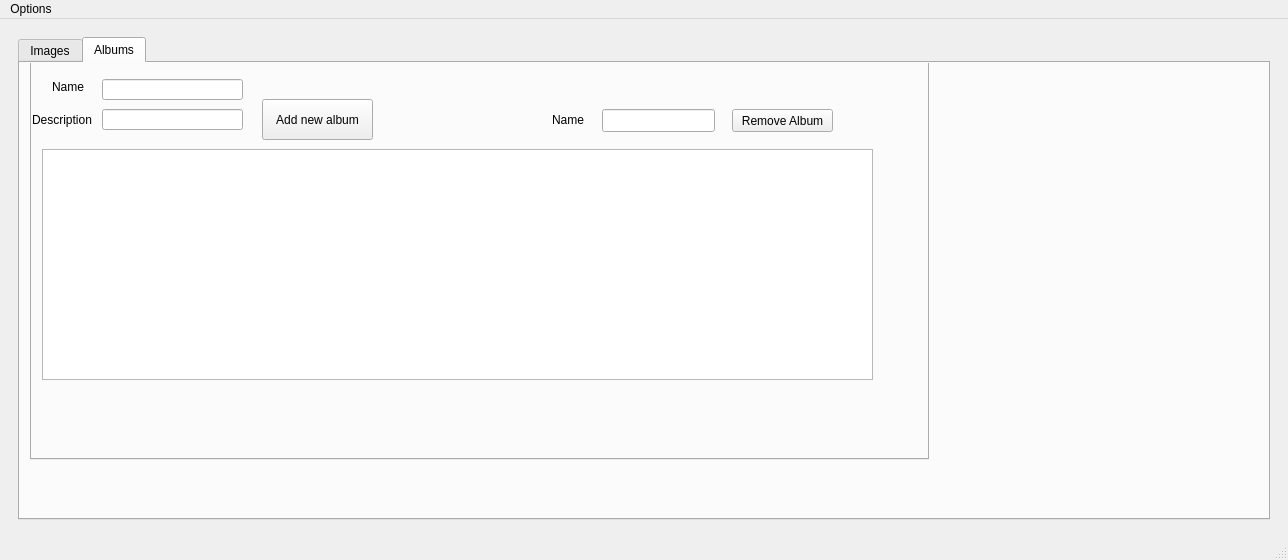
This is galeria_zdjec/Project/App/mainwindow.ui in starzykbartlomiej/photo_gallery as Qt 5 draws it before an edit. The edited form follows.
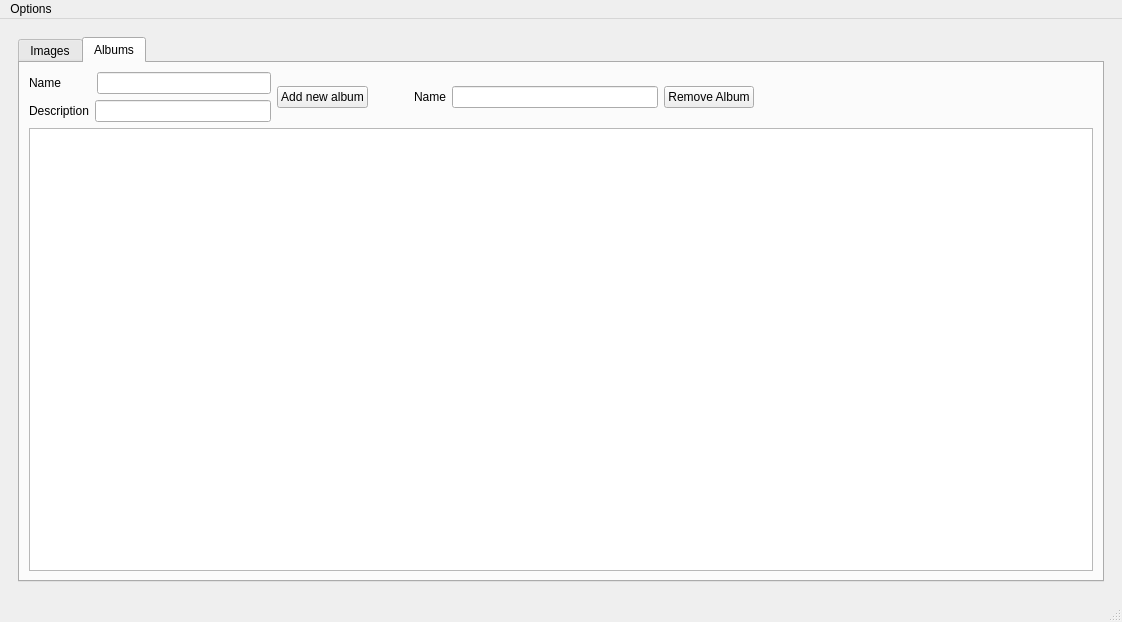
This is the edited form. The open tabs and pages were chosen to show the change.

The edit to the form file:
```diff
--- a/galeria_zdjec/Project/App/mainwindow.ui
+++ b/galeria_zdjec/Project/App/mainwindow.ui
@@ -6,8 +6,8 @@
    <rect>
     <x>0</x>
     <y>0</y>
-    <width>1288</width>
-    <height>560</height>
+    <width>1122</width>
+    <height>622</height>
    </rect>
   </property>
   <property name="windowTitle">
@@ -41,10 +41,10 @@
             <item>
              <widget class="QStackedWidget" name="stackedWidget">
               <property name="currentIndex">
-               <number>1</number>
+               <number>0</number>
               </property>
               <widget class="QWidget" name="page_1">
-               <layout class="QVBoxLayout" name="verticalLayout_2">
+               <layout class="QVBoxLayout" name="verticalLayout_2" stretch="10">
                 <item>
                  <widget class="QLabel" name="label_picture">
                   <property name="text">
@@ -55,20 +55,27 @@
                </layout>
               </widget>
               <widget class="QWidget" name="page_2">
-               <layout class="QVBoxLayout" name="verticalLayout_3">
+               <layout class="QVBoxLayout" name="verticalLayout_8">
                 <item>
-                 <widget class="QListWidget" name="listImages">
-                  <property name="movement">
-                   <enum>QListView::Static</enum>
-                  </property>
-                 </widget>
+                 <layout class="QVBoxLayout" name="verticalLayout_3">
+                  <item>
+                   <layout class="QHBoxLayout" name="horizontalLayout_9"/>
+                  </item>
+                  <item>
+                   <widget class="QListWidget" name="listImages">
+                    <property name="movement">
+                     <enum>QListView::Static</enum>
+                    </property>
+                   </widget>
+                  </item>
+                 </layout>
                 </item>
                </layout>
               </widget>
              </widget>
             </item>
             <item>
-             <layout class="QHBoxLayout" name="horizontalLayout" stretch="0,0,0,0,0,0,0,0,0,0">
+             <layout class="QHBoxLayout" name="horizontalLayout" stretch="0,0,0,0,0,0,0,0,0">
               <item>
                <spacer name="horizontalSpacer_2">
                 <property name="orientation">
@@ -83,9 +90,15 @@
                </spacer>
               </item>
               <item>
-               <widget class="QPushButton" name="pushButton_3">
+               <widget class="QPushButton" name="pbExit">
+                <property name="sizePolicy">
+                 <sizepolicy hsizetype="Minimum" vsizetype="Preferred">
+                  <horstretch>0</horstretch>
+                  <verstretch>0</verstretch>
+                 </sizepolicy>
+                </property>
                 <property name="text">
-                 <string>Show All</string>
+                 <string>X</string>
                 </property>
                </widget>
               </item>
@@ -96,19 +109,6 @@
                 </property>
                </widget>
               </item>
-              <item>
-               <widget class="QPushButton" name="pbRotate">
-                <property name="sizePolicy">
-                 <sizepolicy hsizetype="Minimum" vsizetype="Preferred">
-                  <horstretch>0</horstretch>
-                  <verstretch>0</verstretch>
-                 </sizepolicy>
-                </property>
-                <property name="text">
-                 <string>Rotate</string>
-                </property>
-               </widget>
-              </item>
               <item>
                <widget class="QPushButton" name="pbBack">
                 <property name="sizePolicy">
@@ -148,19 +148,6 @@
                 </property>
                </widget>
               </item>
-              <item>
-               <widget class="QPushButton" name="pbExit">
-                <property name="sizePolicy">
-                 <sizepolicy hsizetype="Minimum" vsizetype="Preferred">
-                  <horstretch>0</horstretch>
-                  <verstretch>0</verstretch>
-                 </sizepolicy>
-                </property>
-                <property name="text">
-                 <string>X</string>
-                </property>
-               </widget>
-              </item>
               <item>
                <widget class="QPushButton" name="pbEdit">
                 <property name="text">
@@ -168,6 +155,13 @@
                 </property>
                </widget>
               </item>
+              <item>
+               <widget class="QPushButton" name="pushButton_3">
+                <property name="text">
+                 <string>Show All</string>
+                </property>
+               </widget>
+              </item>
               <item>
                <spacer name="horizontalSpacer">
                 <property name="orientation">
@@ -189,178 +183,108 @@
            <attribute name="title">
             <string>Albums</string>
            </attribute>
-           <widget class="QPushButton" name="pushButton">
-            <property name="geometry">
-             <rect>
-              <x>20</x>
-              <y>20</y>
-              <width>111</width>
-              <height>41</height>
-             </rect>
-            </property>
-            <property name="text">
-             <string>Add new album</string>
-            </property>
-           </widget>
-           <widget class="QTabWidget" name="tabWidget_2">
-            <property name="geometry">
-             <rect>
-              <x>10</x>
-              <y>-30</y>
-              <width>899</width>
-              <height>427</height>
-             </rect>
-            </property>
-            <property name="currentIndex">
-             <number>1</number>
-            </property>
-            <widget class="QWidget" name="tab_images_2">
-             <attribute name="title">
-              <string>Images</string>
-             </attribute>
-             <layout class="QVBoxLayout" name="verticalLayout_7">
+           <layout class="QVBoxLayout" name="verticalLayout_7">
+            <item>
+             <layout class="QHBoxLayout" name="horizontalLayout_8" stretch="1,0,1,1">
               <item>
-               <widget class="QStackedWidget" name="stackedWidget_3">
-                <property name="currentIndex">
-                 <number>0</number>
-                </property>
-                <widget class="QWidget" name="page_3">
-                 <layout class="QVBoxLayout" name="verticalLayout_8">
+               <layout class="QHBoxLayout" name="horizontalLayout_6">
+                <item>
+                 <layout class="QVBoxLayout" name="verticalLayout_10">
                   <item>
-                   <widget class="QLabel" name="label_picture_2">
-                    <property name="text">
-                     <string/>
-                    </property>
-                   </widget>
+                   <layout class="QHBoxLayout" name="horizontalLayout_3">
+                    <item>
+                     <widget class="QLabel" name="label">
+                      <property name="text">
+                       <string>Name         </string>
+                      </property>
+                     </widget>
+                    </item>
+                    <item>
+                     <widget class="QLineEdit" name="albumName"/>
+                    </item>
+                   </layout>
                   </item>
-                 </layout>
-                </widget>
-                <widget class="QWidget" name="page_4">
-                 <layout class="QVBoxLayout" name="verticalLayout_9">
                   <item>
-                   <widget class="QListWidget" name="listImages_2">
-                    <property name="movement">
-                     <enum>QListView::Static</enum>
-                    </property>
-                   </widget>
+                   <layout class="QHBoxLayout" name="horizontalLayout_4">
+                    <item>
+                     <widget class="QLabel" name="label_2">
+                      <property name="text">
+                       <string>Description</string>
+                      </property>
+                     </widget>
+                    </item>
+                    <item>
+                     <widget class="QLineEdit" name="DescriptionLine"/>
+                    </item>
+                   </layout>
                   </item>
                  </layout>
-                </widget>
-               </widget>
+                </item>
+                <item>
+                 <widget class="QPushButton" name="pushButton_2">
+                  <property name="text">
+                   <string>Add new album</string>
+                  </property>
+                 </widget>
+                </item>
+               </layout>
+              </item>
+              <item>
+               <spacer name="horizontalSpacer_5">
+                <property name="orientation">
+                 <enum>Qt::Horizontal</enum>
+                </property>
+                <property name="sizeHint" stdset="0">
+                 <size>
+                  <width>40</width>
+                  <height>20</height>
+                 </size>
+                </property>
+               </spacer>
+              </item>
+              <item>
+               <layout class="QHBoxLayout" name="horizontalLayout_5">
+                <item>
+                 <widget class="QLabel" name="label_3">
+                  <property name="text">
+                   <string>Name</string>
+                  </property>
+                 </widget>
+                </item>
+                <item>
+                 <widget class="QLineEdit" name="removeAlbum"/>
+                </item>
+                <item>
+                 <widget class="QPushButton" name="pushButton_4">
+                  <property name="text">
+                   <string>Remove Album</string>
+                  </property>
+                 </widget>
+                </item>
+               </layout>
+              </item>
+              <item>
+               <spacer name="horizontalSpacer_4">
+                <property name="orientation">
+                 <enum>Qt::Horizontal</enum>
+                </property>
+                <property name="sizeHint" stdset="0">
+                 <size>
+                  <width>40</width>
+                  <height>20</height>
+                 </size>
+                </property>
+               </spacer>
               </item>
              </layout>
-            </widget>
-            <widget class="QWidget" name="tab_albums_2">
-             <attribute name="title">
-              <string>Albums</string>
-             </attribute>
-             <widget class="QPushButton" name="pushButton_2">
-              <property name="geometry">
-               <rect>
-                <x>230</x>
-                <y>40</y>
-                <width>111</width>
-                <height>41</height>
-               </rect>
-              </property>
-              <property name="text">
-               <string>Add new album</string>
-              </property>
-             </widget>
-             <widget class="QLabel" name="label">
-              <property name="geometry">
-               <rect>
-                <x>20</x>
-                <y>20</y>
-                <width>59</width>
-                <height>15</height>
-               </rect>
-              </property>
-              <property name="text">
-               <string>Name</string>
-              </property>
-             </widget>
-             <widget class="QLineEdit" name="albumName">
-              <property name="geometry">
-               <rect>
-                <x>70</x>
-                <y>20</y>
-                <width>141</width>
-                <height>21</height>
-               </rect>
-              </property>
-             </widget>
-             <widget class="QListWidget" name="AlbumListWidget">
-              <property name="geometry">
-               <rect>
-                <x>10</x>
-                <y>90</y>
-                <width>831</width>
-                <height>231</height>
-               </rect>
-              </property>
-             </widget>
-             <widget class="QLabel" name="label_2">
-              <property name="geometry">
-               <rect>
-                <x>0</x>
-                <y>51</y>
-                <width>71</width>
-                <height>20</height>
-               </rect>
-              </property>
-              <property name="text">
-               <string>Description</string>
-              </property>
-             </widget>
-             <widget class="QLineEdit" name="DescriptionLine">
-              <property name="geometry">
-               <rect>
-                <x>70</x>
-                <y>50</y>
-                <width>141</width>
-                <height>21</height>
-               </rect>
-              </property>
-             </widget>
-             <widget class="QPushButton" name="pushButton_4">
-              <property name="geometry">
-               <rect>
-                <x>700</x>
-                <y>50</y>
-                <width>101</width>
-                <height>23</height>
-               </rect>
-              </property>
-              <property name="text">
-               <string>Remove Album</string>
-              </property>
-             </widget>
-             <widget class="QLineEdit" name="removeAlbum">
-              <property name="geometry">
-               <rect>
-                <x>570</x>
-                <y>50</y>
-                <width>113</width>
-                <height>23</height>
-               </rect>
-              </property>
-             </widget>
-             <widget class="QLabel" name="label_3">
-              <property name="geometry">
-               <rect>
-                <x>520</x>
-                <y>40</y>
-                <width>61</width>
-                <height>41</height>
-               </rect>
-              </property>
-              <property name="text">
-               <string>Name</string>
-              </property>
-             </widget>
-            </widget>
-           </widget>
+            </item>
+            <item>
+             <widget class="QListWidget" name="AlbumListWidget"/>
+            </item>
+            <item>
+             <layout class="QHBoxLayout" name="horizontalLayout_7"/>
+            </item>
+           </layout>
           </widget>
          </widget>
         </item>
@@ -410,7 +334,7 @@
     <rect>
      <x>0</x>
      <y>0</y>
-     <width>1288</width>
+     <width>1122</width>
      <height>20</height>
     </rect>
    </property>
```
